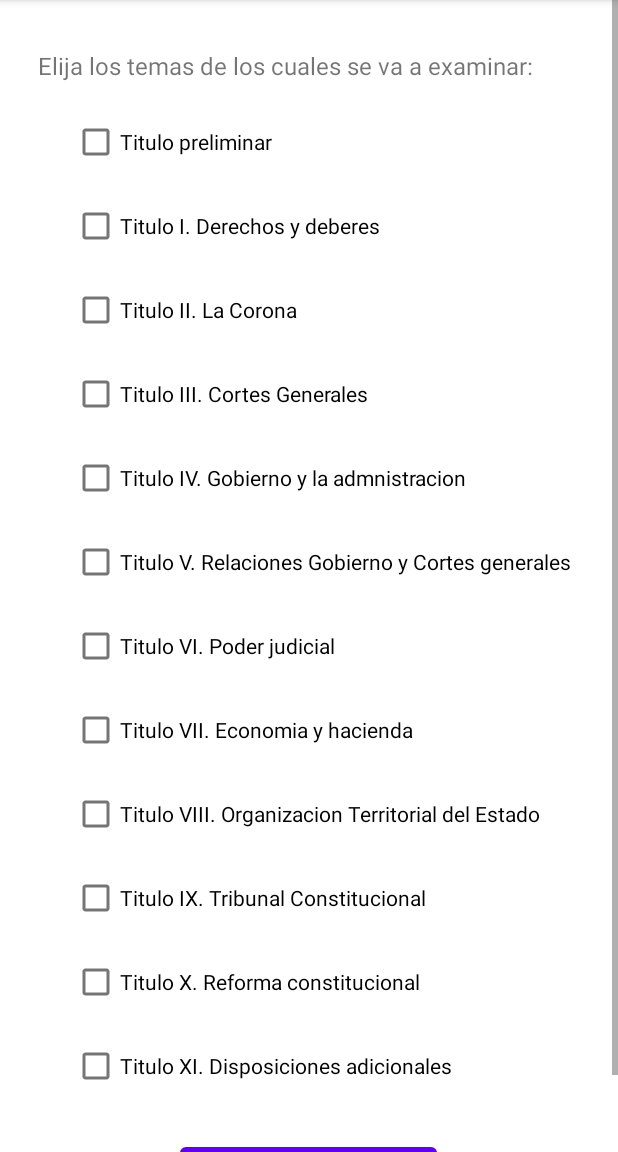
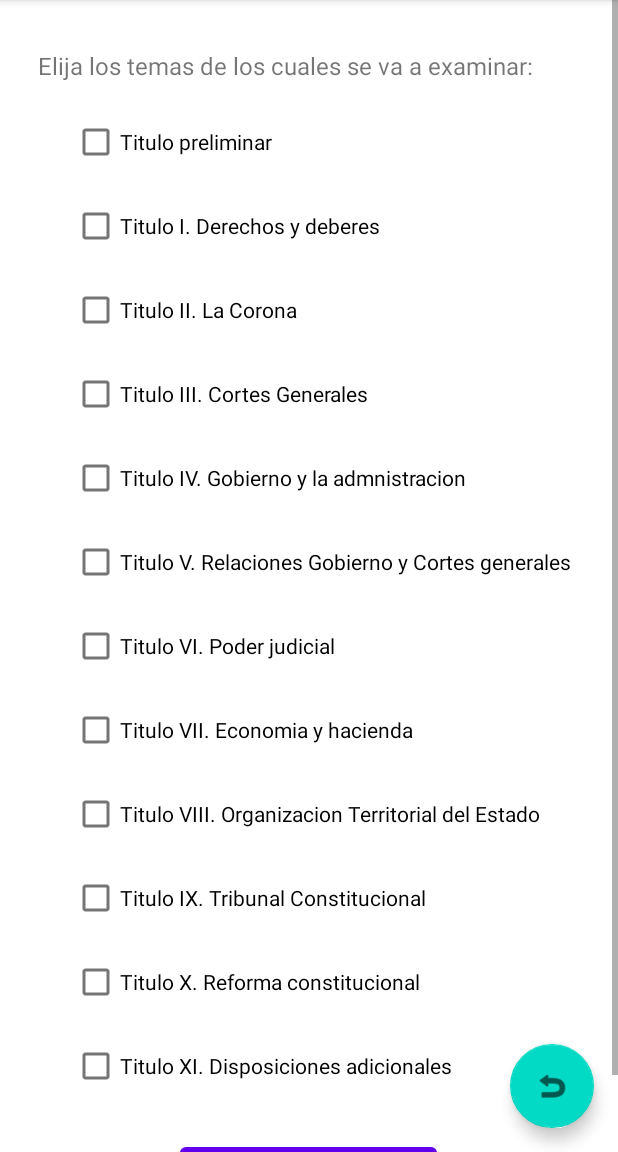
Before and after one commit to els17/OpoTest, an Android app: the Examen screen opened directly, with no data from a screen before it, on a phone screen of 412 x 824 dp, the part 84-1236 px from its top. Run offline under Robolectric (Android 15) with nearby library versions, the phone set to English and light mode, and no system bars.

Commit message:
Funcionalidad botones

```diff
--- a/OpoTest/src/main/java/com/example/opotest/Examen.java
+++ b/OpoTest/src/main/java/com/example/opotest/Examen.java
@@ -19,4 +19,10 @@ public class Examen extends AppCompatActivity {
         Intent intent = new Intent (view.getContext(), Examen.class);
         startActivityForResult(intent, 0);
     }
+
+    public void retroceder(View view)
+    {
+        Intent intent = new Intent (view.getContext(), PantallaPrincipal.class);
+        startActivityForResult(intent, 0);
+    }
 }
--- a/OpoTest/src/main/res/layout/activity_examen.xml
+++ b/OpoTest/src/main/res/layout/activity_examen.xml
@@ -1,8 +1,21 @@
 <?xml version="1.0" encoding="utf-8"?>
-<ScrollView xmlns:android="http://schemas.android.com/apk/res/android"
+<androidx.coordinatorlayout.widget.CoordinatorLayout xmlns:android="http://schemas.android.com/apk/res/android"
     xmlns:app="http://schemas.android.com/apk/res-auto"
     xmlns:tools="http://schemas.android.com/tools"
-    android:id="@+id/scrollView"
+    android:layout_width="match_parent"
+    android:layout_height="match_parent">
+
+    <com.google.android.material.floatingactionbutton.FloatingActionButton
+        android:id="@+id/floatingActionButton3"
+        android:layout_width="wrap_content"
+        android:layout_height="wrap_content"
+        android:layout_gravity="end|bottom"
+        android:layout_margin="16dp"
+        android:onClick="retroceder"
+        android:contentDescription="@string/botonFlot"
+        app:srcCompat="@android:drawable/ic_menu_revert" />
+
+    <ScrollView
         android:layout_width="match_parent"
         android:layout_height="match_parent">
 
@@ -183,19 +196,8 @@
                 app:layout_constraintTop_toBottomOf="@+id/cbTitXI"
                 app:layout_constraintVertical_bias="0.0" />
 
+        </androidx.constraintlayout.widget.ConstraintLayout>
 
-    </androidx.constraintlayout.widget.ConstraintLayout>
     </ScrollView>
-<!--
-        <Button
-            android:id="@+id/botonEmpezar"
-            android:layout_width="wrap_content"
-            android:layout_height="wrap_content"
-            android:text="@string/botonEmpezar"
-            app:layout_constraintBottom_toBottomOf="parent"
-            app:layout_constraintEnd_toEndOf="parent"
-            app:layout_constraintHorizontal_bias="0.487"
-            app:layout_constraintStart_toStartOf="parent"
-            app:layout_constraintTop_toTopOf="parent"
-            app:layout_constraintVertical_bias="1.0" />
--->
+
+</androidx.coordinatorlayout.widget.CoordinatorLayout>
```
Lines whose indentation alone changed are shown as unchanged.
